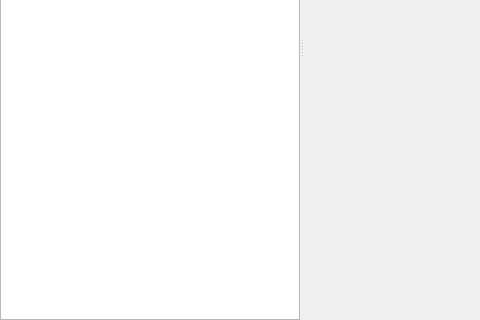
This is src/bin/Scenarist/UserInterfaceLayer/Settings/SettingsView.ui in dimkanovikov/KITScenarist as Qt 5 draws it before an edit; both pictures show x 0 to 480 and y 226 to 546 of the 878 by 546 pixel window. The edited form follows.
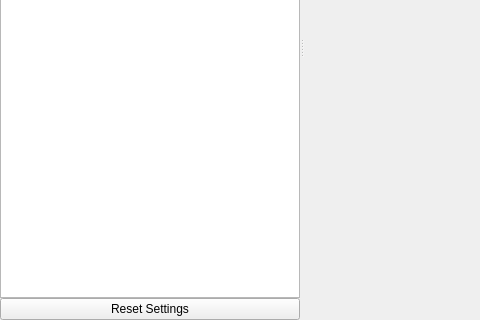
This is the edited form. Icons and pictures are not drawn. Custom widgets are drawn as their Qt base class.

Commit message: Implement restoring settings feature

```diff
--- a/src/bin/Scenarist/UserInterfaceLayer/Settings/SettingsView.ui
+++ b/src/bin/Scenarist/UserInterfaceLayer/Settings/SettingsView.ui
@@ -116,6 +116,13 @@
          </item>
         </widget>
        </item>
+       <item>
+        <widget class="QPushButton" name="resetSettings">
+         <property name="text">
+          <string>Reset Settings</string>
+         </property>
+        </widget>
+       </item>
       </layout>
      </widget>
      <widget class="QWidget" name="layoutWidget1">
```
The commit also changes 8 other files.
